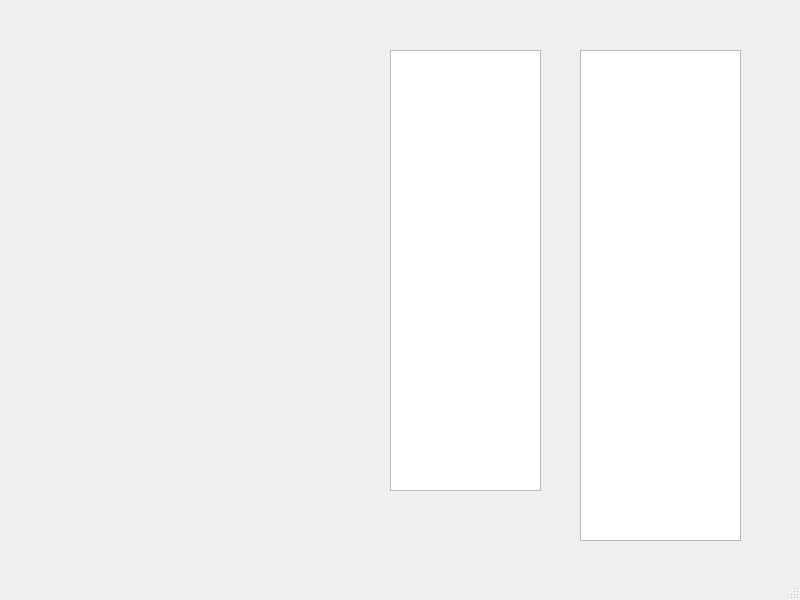
This is ui/hrm_ui.ui in ccnuktd/hrm_python as Qt 5 draws it before an edit. The edited form follows.
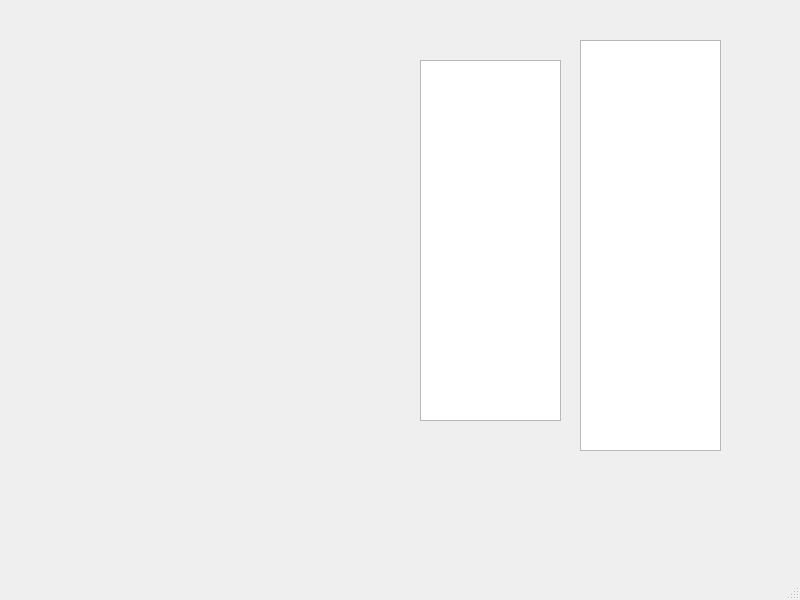
This is the edited form. Custom widgets are drawn as their Qt base class.

Commit message: use new signal class

What changed in the file:
```diff
--- a/ui/hrm_ui.ui
+++ b/ui/hrm_ui.ui
@@ -14,33 +14,33 @@
    <string>MainWindow</string>
   </property>
   <widget class="QWidget" name="centralwidget">
-   <widget class="OperationDropList" name="listWidget">
+   <widget class="QWidget" name="widget" native="true">
     <property name="geometry">
      <rect>
-      <x>390</x>
-      <y>50</y>
-      <width>151</width>
-      <height>441</height>
+      <x>250</x>
+      <y>40</y>
+      <width>311</width>
+      <height>431</height>
      </rect>
     </property>
+    <widget class="OperationDropList" name="u_op_droplist">
+     <property name="geometry">
+      <rect>
+       <x>170</x>
+       <y>20</y>
+       <width>141</width>
+       <height>361</height>
+      </rect>
+     </property>
+    </widget>
    </widget>
    <widget class="CodeDropList" name="listWidget_2">
     <property name="geometry">
      <rect>
       <x>580</x>
-      <y>50</y>
-      <width>161</width>
-      <height>491</height>
-     </rect>
-    </property>
-   </widget>
-   <widget class="OpCodeWidget" name="widget" native="true">
-    <property name="geometry">
-     <rect>
-      <x>130</x>
-      <y>150</y>
-      <width>121</width>
-      <height>101</height>
+      <y>40</y>
+      <width>141</width>
+      <height>411</height>
      </rect>
     </property>
    </widget>
@@ -58,12 +58,6 @@
   <widget class="QStatusBar" name="statusbar"/>
  </widget>
  <customwidgets>
-  <customwidget>
-   <class>OpCodeWidget</class>
-   <extends>QWidget</extends>
-   <header location="global">MyWidget</header>
-   <container>1</container>
-  </customwidget>
   <customwidget>
    <class>CodeDropList</class>
    <extends>QListWidget</extends>
```
Left out of the diff: 2 changed lines with no effect on the pictures. The commit also changes 5 other files.
